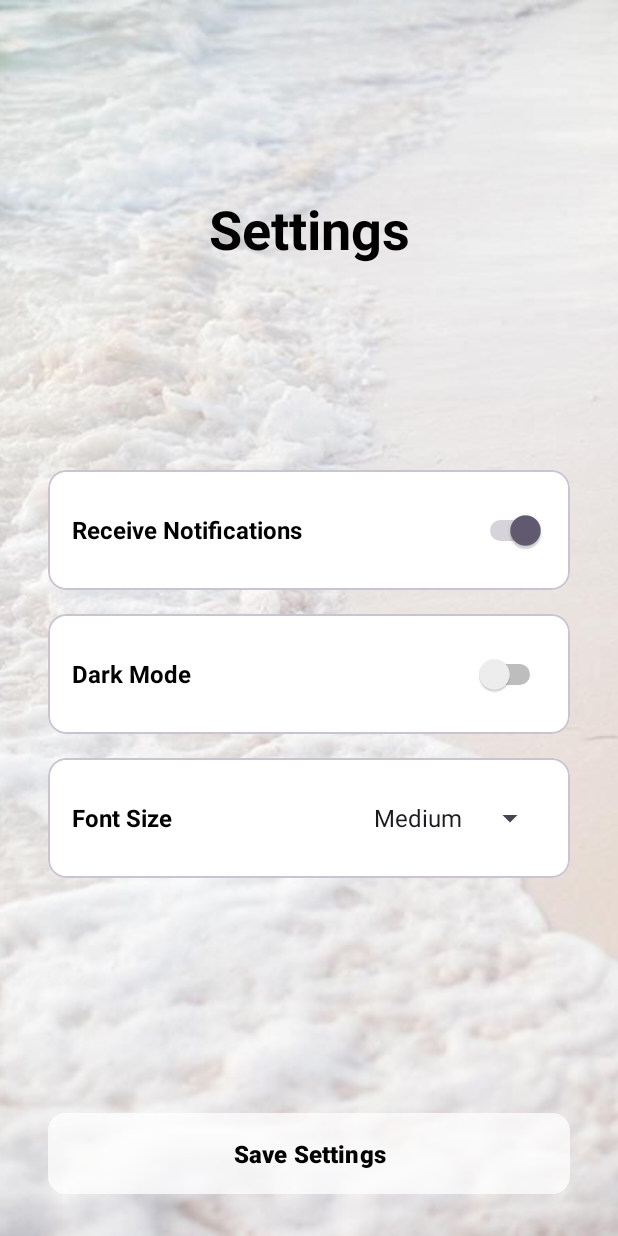
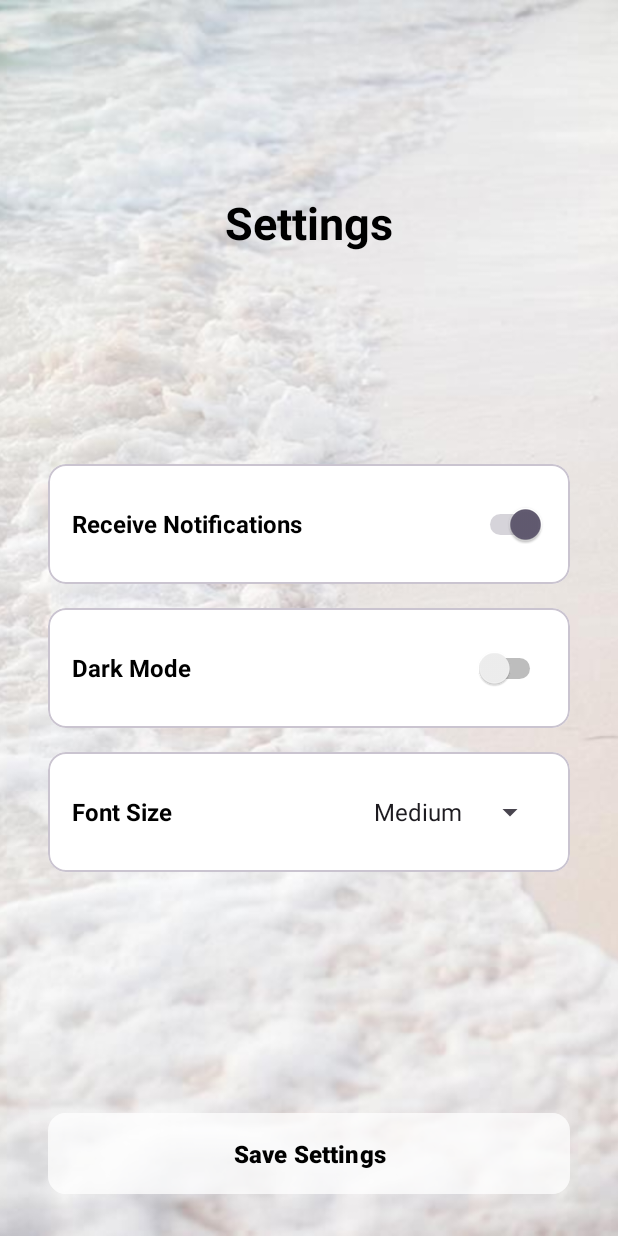
Before and after one commit to NYTCEE/Application-Software-Design-Lab-Project, an Android app: the screen it shows after launch (SettingsActivity), after a tap on "Settings", on a phone screen of 412 x 824 dp. Run offline under Robolectric (Android 15) with nearby library versions, the phone set to English and light mode, and no system bars.

Commit message:
Complete Font Mode to All Pages

```diff
--- a/app/src/main/java/com/example/applicationsoftwaredesignlabproject/MainActivity.java
+++ b/app/src/main/java/com/example/applicationsoftwaredesignlabproject/MainActivity.java
@@ -1,11 +1,13 @@
 package com.example.applicationsoftwaredesignlabproject;
 
 import android.content.Intent;
-import android.media.MediaPlayer;
+import android.content.SharedPreferences;
 import android.os.Bundle;
+import android.util.TypedValue;
 import android.view.View;
 import android.widget.Button;
 import android.widget.ImageView;
+import android.widget.TextView;
 
 import androidx.appcompat.app.AppCompatActivity;
 
@@ -14,7 +16,6 @@ public class MainActivity extends AppCompatActivity {
     private Button buttonGameStart;
     private Button buttonSettings;
     private Button buttonAboutUs;
-    private MediaPlayer mediaPlayer;
     private Button backgroundMusicButton; // 音樂控制按鈕
     private boolean isMusicPlaying = false; // 音樂播放狀態標誌
 
@@ -23,20 +24,18 @@ public class MainActivity extends AppCompatActivity {
         super.onCreate(savedInstanceState);
         setContentView(R.layout.activity_main);
 
-        // 初始化 MediaPlayer 來播放背景音樂
-        mediaPlayer = MediaPlayer.create(this, R.raw.background_music); // background_music 是音樂檔案的名稱
-        mediaPlayer.setLooping(true); // 設置音樂循環播放
+        // 從 SharedPreferences 加載字體大小
+        SharedPreferences preferences = getSharedPreferences("AppSettings", MODE_PRIVATE);
+        int fontSizeIndex = preferences.getInt("fontSizeIndex", 1); // 預設為 Medium
+        applyFontSize(fontSizeIndex);
 
         // 初始化按鈕
         buttonGameStart = findViewById(R.id.button1);
         buttonSettings = findViewById(R.id.button2);
         buttonAboutUs = findViewById(R.id.button3);
         backgroundMusicButton = findViewById(R.id.backgroundMusicButton);
-        // 啟動背景音樂服務
-        startService(new Intent(this, MusicService.class));
 
         ImageView backgroundImage = findViewById(R.id.backgroundImage);
-
         boolean darkMode = getIntent().getBooleanExtra("DarkMode", false);
 
         if (darkMode) {
@@ -44,40 +43,32 @@ public class MainActivity extends AppCompatActivity {
         } else {
             backgroundImage.setImageResource(R.drawable.background_image);
         }
+
         // 設定音樂控制按鈕的點擊事件
-        backgroundMusicButton.setOnClickListener(new View.OnClickListener() {
-            @Override
-            public void onClick(View v) {
-                toggleMusic();
-            }
-        });
+        backgroundMusicButton.setOnClickListener(v -> toggleMusic());
 
         // 設置其他按鈕的點擊事件
         setupButtonListeners();
     }
 
-    // 設定按鈕點擊事件的方法
     private void setupButtonListeners() {
-
-
         buttonGameStart.setOnClickListener(v -> {
             Intent intent = new Intent(MainActivity.this, GameStartActivity.class);
             startActivity(intent);
         });
 
-        // "Settings" 按鈕的點擊事件
         buttonSettings.setOnClickListener(v -> {
             Intent intent = new Intent(MainActivity.this, SettingsActivity.class);
             startActivity(intent);
         });
 
-        // "About Us" 按鈕的點擊事件
         buttonAboutUs.setOnClickListener(v -> {
             Intent intent = new Intent(MainActivity.this, AboutUsActivity.class);
             startActivity(intent);
         });
     }
 
+    // 切換音樂播放/停止
     private void toggleMusic() {
         if (isMusicPlaying) {
             stopService(new Intent(this, MusicService.class)); // 停止音樂服務
@@ -93,39 +84,37 @@ public class MainActivity extends AppCompatActivity {
     @Override
     protected void onDestroy() {
         super.onDestroy();
-        // 如果需要讓音樂停止（退出應用時），可以取消以下行來保持服務運行
-        stopService(new Intent(this, MusicService.class));
+        stopService(new Intent(this, MusicService.class)); // 停止音樂服務
     }
 
-    // 確保在 onResume() 中處理音樂的狀態一致性
-    @Override
-    protected void onResume() {
-        super.onResume();
-        // 根據背景模式更新背景
-        boolean darkMode = getIntent().getBooleanExtra("DarkMode", false);
-        ImageView backgroundImage = findViewById(R.id.backgroundImage);
-
-        if (darkMode) {
-            backgroundImage.setImageResource(R.drawable.darkbackground_image);
-        } else {
-            backgroundImage.setImageResource(R.drawable.background_image);
+    private void applyFontSize(int fontSizeIndex) {
+        float fontSize;
+        switch (fontSizeIndex) {
+            case 0: // Small
+                fontSize = 12f;
+                break;
+            case 1: // Medium
+                fontSize = 16f;
+                break;
+            case 2: // Large
+                fontSize = 20f;
+                break;
+            default:
+                fontSize = 16f;
         }
 
-        // 恢復音樂播放狀態
-        if (mediaPlayer != null && isMusicPlaying && !mediaPlayer.isPlaying()) {
-            mediaPlayer.start();
-            backgroundMusicButton.setText("Stop Music");
-        }
+        TextView titleText = findViewById(R.id.titleText);
+        TextView button1 = findViewById(R.id.button1);
+        TextView button2 = findViewById(R.id.button2);
+        TextView button3 = findViewById(R.id.button3);
+        TextView backgroundMusicButton = findViewById(R.id.backgroundMusicButton);
+        TextView copyrightText = findViewById(R.id.copyrightText);
+
+        titleText.setTextSize(TypedValue.COMPLEX_UNIT_SP, fontSize + 20); // 標題略大
+        button1.setTextSize(TypedValue.COMPLEX_UNIT_SP, fontSize);
+        button2.setTextSize(TypedValue.COMPLEX_UNIT_SP, fontSize);
+        button3.setTextSize(TypedValue.COMPLEX_UNIT_SP, fontSize);
+        backgroundMusicButton.setTextSize(TypedValue.COMPLEX_UNIT_SP, fontSize);
+        copyrightText.setTextSize(TypedValue.COMPLEX_UNIT_SP, fontSize);
     }
-
-    // 在 onPause() 停止音樂播放
-    @Override
-    protected void onPause() {
-        super.onPause();
-        if (mediaPlayer != null && mediaPlayer.isPlaying()) {
-            mediaPlayer.pause();
-            backgroundMusicButton.setText("Play Music");
-        }
-    }
-
 }
--- a/app/src/main/java/com/example/applicationsoftwaredesignlabproject/SettingsActivity.java
+++ b/app/src/main/java/com/example/applicationsoftwaredesignlabproject/SettingsActivity.java
@@ -3,13 +3,19 @@ package com.example.applicationsoftwaredesignlabproject;
 import android.content.Intent;
 import android.content.SharedPreferences;
 import android.os.Bundle;
+import android.util.TypedValue;
+import android.view.View;
 import android.widget.ArrayAdapter;
 import android.widget.Button;
 import android.widget.ImageView;
+import android.widget.LinearLayout;
 import android.widget.Spinner;
 import android.widget.Switch;
+import android.widget.TextView;
 import android.widget.Toast;
 import androidx.appcompat.app.AppCompatActivity;
+
+import com.google.android.material.card.MaterialCardView;
 
 public class SettingsActivity extends AppCompatActivity {
     private Switch notificationSwitch;
@@ -81,6 +87,8 @@ public class SettingsActivity extends AppCompatActivity {
         notificationSwitch.setChecked(notifications);
         darkModeSwitch.setChecked(darkMode);
         fontSizeSpinner.setSelection(fontSizeIndex);
+        // 應用字體大小到設定頁面的元件
+        applyFontSizeToSettingsPage(fontSizeIndex);
 
         // 根據 Dark Mode 設定背景圖片
         if (darkMode) {
@@ -96,7 +104,9 @@ public class SettingsActivity extends AppCompatActivity {
         SharedPreferences.Editor editor = preferences.edit();
         editor.putBoolean("notifications", notificationSwitch.isChecked());
         editor.putBoolean("darkMode", darkModeSwitch.isChecked());
-        editor.putInt("fontSizeIndex", fontSizeSpinner.getSelectedItemPosition());
+        // 獲取選擇的字體大小索引
+        int fontSizeIndex = fontSizeSpinner.getSelectedItemPosition();
+        editor.putInt("fontSizeIndex", fontSizeIndex);
         editor.apply();
 
         // 顯示訊息
@@ -106,7 +116,49 @@ public class SettingsActivity extends AppCompatActivity {
         boolean darkMode = darkModeSwitch.isChecked();
         Intent intent = new Intent(SettingsActivity.this, MainActivity.class);
         intent.putExtra("DarkMode", darkMode);
+        intent.putExtra("FontSize", fontSizeIndex);
         startActivity(intent);
         finish();
     }
+
+    private void applyFontSizeToSettingsPage(int fontSizeIndex) {
+        float fontSize;
+        switch (fontSizeIndex) {
+            case 0: // Small
+                fontSize = 12f;
+                break;
+            case 1: // Medium
+                fontSize = 16f;
+                break;
+            case 2: // Large
+                fontSize = 20f;
+                break;
+            default:
+                fontSize = 16f;
+        }
+
+        // 標題文字大小
+        TextView titleText = findViewById(R.id.titleText);
+        titleText.setTextSize(TypedValue.COMPLEX_UNIT_SP, fontSize + 14);
+
+        // 各種 TextView、Switch 和 Button 的文字大小
+        int[] viewIds = {
+                R.id.notificationSwitch,
+                R.id.darkModeSwitch,
+                R.id.saveButton,
+                R.id.fontSizeSpinner  // 加入 Spinner 的 ID
+        };
+
+        for (int viewId : viewIds) {
+            View view = findViewById(viewId);
+            if (view instanceof TextView) {
+                ((TextView) view).setTextSize(TypedValue.COMPLEX_UNIT_SP, fontSize);
+            } else if (view instanceof Switch) {
+                // 特別處理 Switch 的文字大小
+                ((Switch) view).setTextSize(TypedValue.COMPLEX_UNIT_SP, fontSize);
+            } else if (view instanceof Button) {
+                ((Button) view).setTextSize(TypedValue.COMPLEX_UNIT_SP, fontSize);
+            }
+        }
+    }
 }
--- a/app/src/main/res/layout/about_us.xml
+++ b/app/src/main/res/layout/about_us.xml
@@ -115,7 +115,7 @@
         android:layout_width="wrap_content"
         android:layout_height="wrap_content"
         android:layout_marginBottom="24dp"
-        android:text="Copyright © 2025 NYTCEE All Rights Reserved."
+        android:text="Copyright©2025 NYTCEE All Rights Reserved."
         android:textColor="#000000"
         android:textSize="14sp"
         app:layout_constraintBottom_toBottomOf="parent"
--- a/app/src/main/res/layout/activity_main.xml
+++ b/app/src/main/res/layout/activity_main.xml
@@ -103,7 +103,7 @@
         android:layout_width="wrap_content"
         android:layout_height="wrap_content"
         android:layout_marginBottom="24dp"
-        android:text="Copyright © 2025 NYTCEE All Rights Reserved."
+        android:text="Copyright©2025 NYTCEE All Rights Reserved."
         android:textColor="#000000"
         android:textSize="14sp"
         app:layout_constraintBottom_toBottomOf="parent"
```
Also changed, not shown: app/src/main/java/com/example/applicationsoftwaredesignlabproject/AboutUsActivity.java (+44 -0 lines), app/src/main/java/com/example/applicationsoftwaredesignlabproject/GameStartActivity.java (+44 -0 lines).
